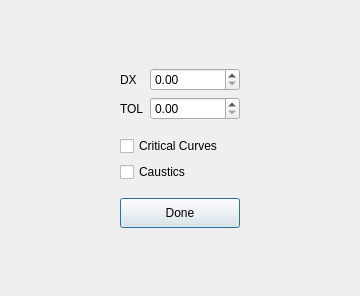
Vriur/xfglenses, file src/gui/forms/causticdialog.ui: the form before one commit.
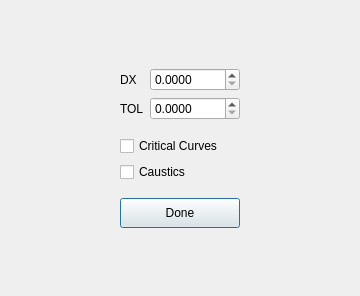
The form after the commit.

```diff
--- a/src/gui/forms/causticdialog.ui
+++ b/src/gui/forms/causticdialog.ui
@@ -147,6 +147,9 @@
            <height>0</height>
           </size>
          </property>
+         <property name="decimals">
+          <number>4</number>
+         </property>
          <property name="singleStep">
           <double>0.010000000000000</double>
          </property>
@@ -167,6 +170,9 @@
            <verstretch>0</verstretch>
           </sizepolicy>
          </property>
+         <property name="decimals">
+          <number>4</number>
+         </property>
          <property name="singleStep">
           <double>0.010000000000000</double>
          </property>
```
